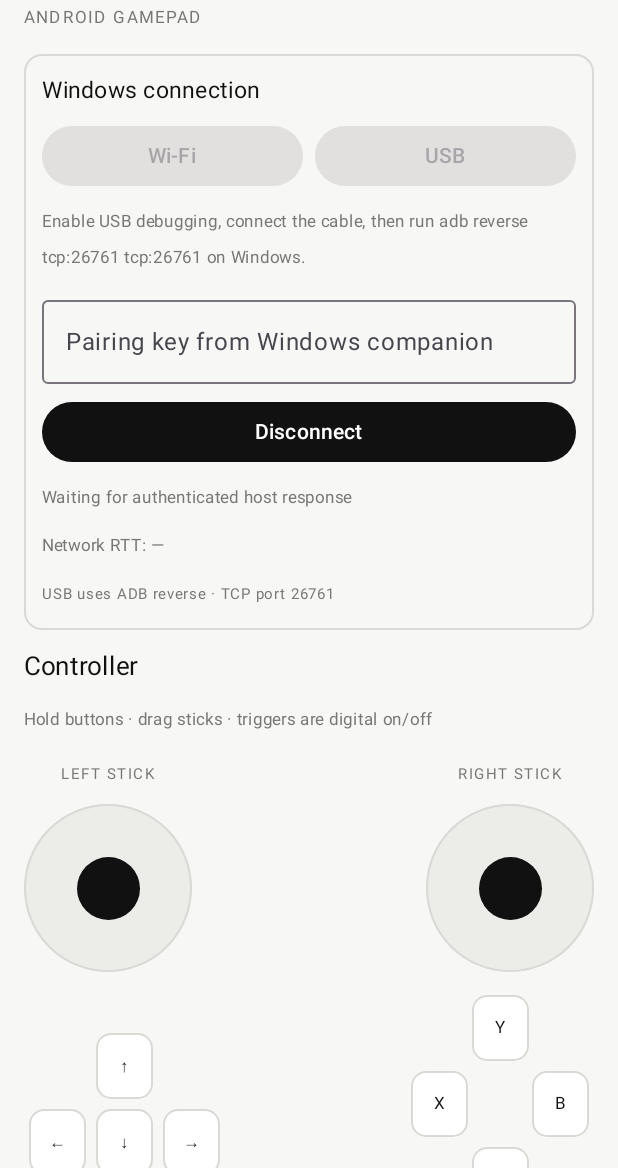
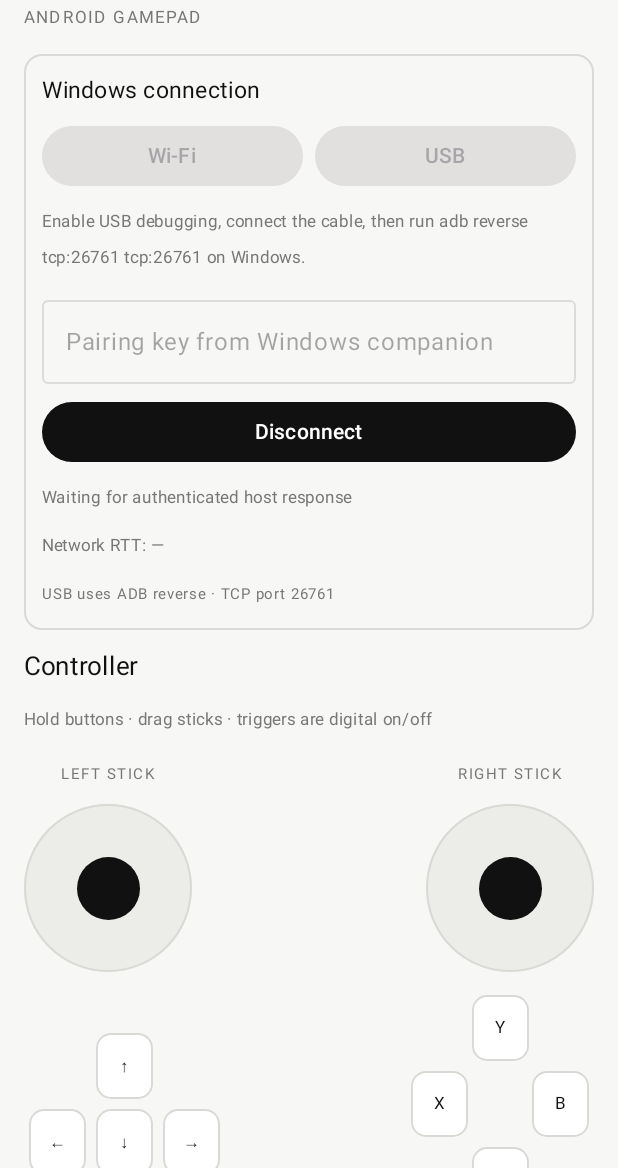
Before and after one commit to Aasimabdul/Zeropad, an Android app built with Jetpack Compose: the screen it shows after launch (MainActivity), after a tap on "Connect", on a phone screen of 412 x 824 dp, the part 68-1236 px from its top. Run offline under Robolectric (Android 15) with nearby library versions, the phone set to English and light mode, and no system bars; 1 statement that could not run was skipped; 2 other taps on this screen came first.

Commit message:
fix(android): lock connection settings while connected

```diff
--- a/android/app/src/main/java/com/simbuild/zeropad/MainActivity.kt
+++ b/android/app/src/main/java/com/simbuild/zeropad/MainActivity.kt
@@ -182,7 +182,7 @@ private fun ControllerScreen() {
             if (transport == TransportMode.WIFI) {
                 OutlinedTextField(
                     value = host, onValueChange = { host = it },
-                    modifier = Modifier.fillMaxWidth(), singleLine = true,
+                    modifier = Modifier.fillMaxWidth(), singleLine = true, enabled = !connected,
                     label = { Text("Windows PC IP address") },
                     placeholder = { Text("192.168.1.10") }
                 )
@@ -191,7 +191,7 @@ private fun ControllerScreen() {
             }
             OutlinedTextField(
                 value = pairingKey, onValueChange = { pairingKey = it },
-                modifier = Modifier.fillMaxWidth(), singleLine = true,
+                modifier = Modifier.fillMaxWidth(), singleLine = true, enabled = !connected,
                 label = { Text("Pairing key from Windows companion") }
             )
             Button(
```
